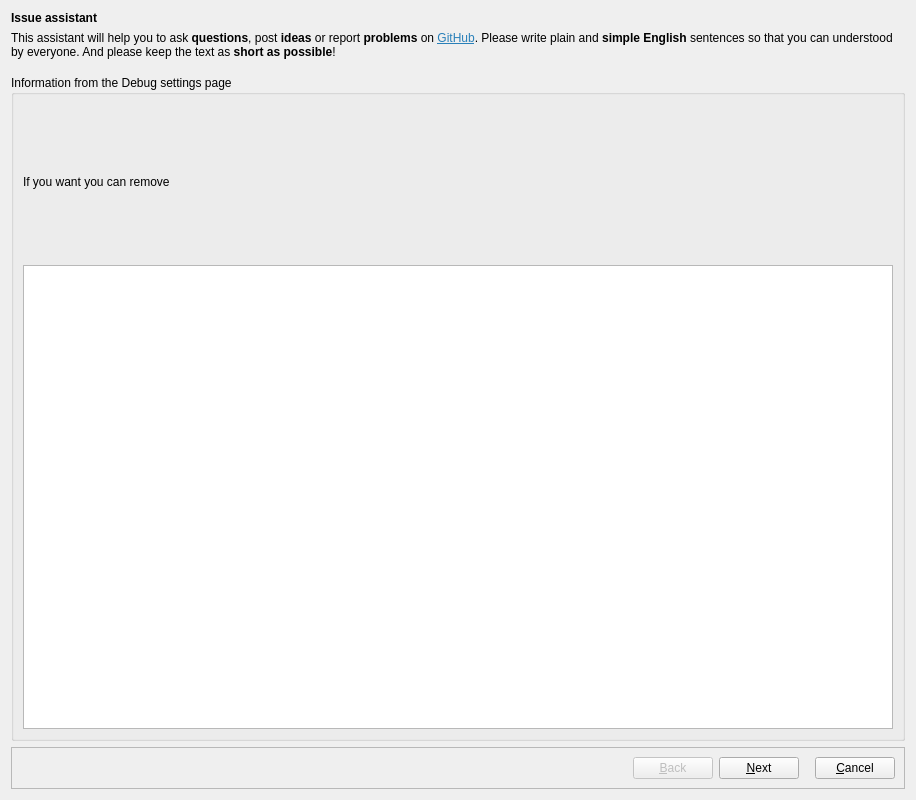
pbek/QOwnNotes, file src/dialogs/issueassistantdialog.ui: the form before one commit.
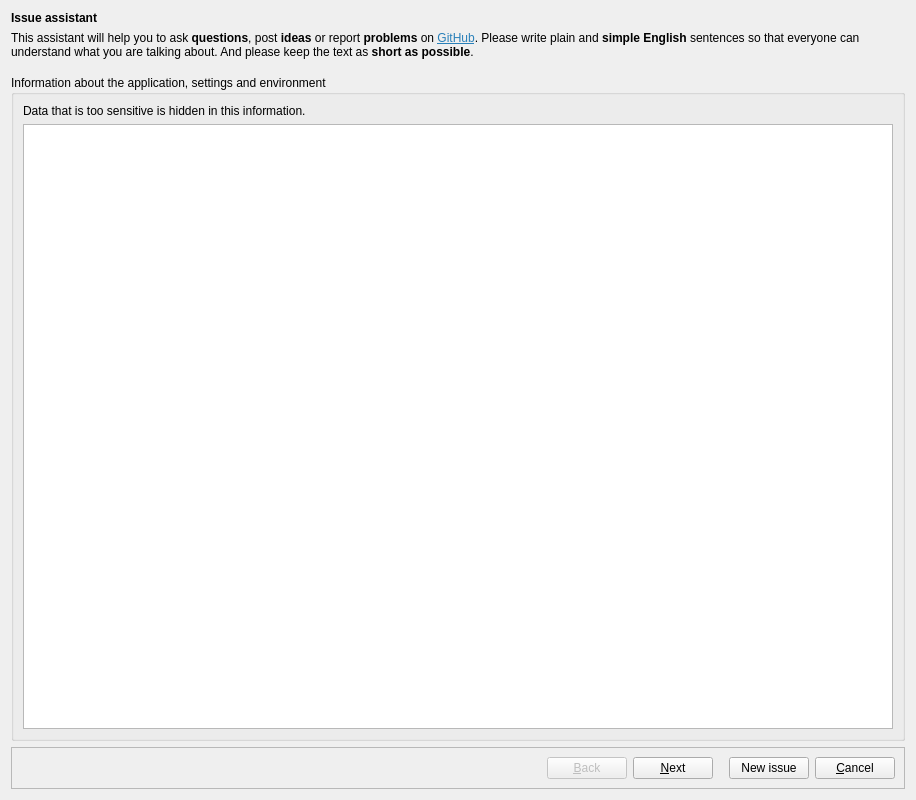
The form after the commit. The open tabs and pages were chosen to show the change. Icons and pictures are not drawn. Custom widgets are drawn as their Qt base class.

Commit message: more issue assistant implementation

Patch:
```diff
--- a/src/dialogs/issueassistantdialog.ui
+++ b/src/dialogs/issueassistantdialog.ui
@@ -21,7 +21,7 @@
    <item row="1" column="0">
     <widget class="QLabel" name="subHeadlineLabel">
      <property name="text">
-      <string notr="true">&lt;html&gt;&lt;head/&gt;&lt;body&gt;&lt;p&gt;This assistant will help you to ask &lt;span style=&quot; font-weight:600;&quot;&gt;questions&lt;/span&gt;, post &lt;span style=&quot; font-weight:600;&quot;&gt;ideas&lt;/span&gt; or report &lt;span style=&quot; font-weight:600;&quot;&gt;problems&lt;/span&gt; on &lt;a href=&quot;https://github.com/pbek/QOwnNotes/issues/&quot;&gt;&lt;span style=&quot; text-decoration: underline; color:#2980b9;&quot;&gt;GitHub&lt;/span&gt;&lt;/a&gt;. Please write plain and &lt;span style=&quot; font-weight:600;&quot;&gt;simple English&lt;/span&gt; sentences so that you can understood by everyone. And please keep the text as &lt;span style=&quot; font-weight:600;&quot;&gt;short as possible&lt;/span&gt;!&lt;/p&gt;&lt;/body&gt;&lt;/html&gt;</string>
+      <string notr="true">&lt;html&gt;&lt;head/&gt;&lt;body&gt;&lt;p&gt;This assistant will help you to ask &lt;span style=&quot; font-weight:600;&quot;&gt;questions&lt;/span&gt;, post &lt;span style=&quot; font-weight:600;&quot;&gt;ideas&lt;/span&gt; or report &lt;span style=&quot; font-weight:600;&quot;&gt;problems&lt;/span&gt; on &lt;a href=&quot;https://github.com/pbek/QOwnNotes/issues/&quot;&gt;&lt;span style=&quot; text-decoration: underline; color:#2980b9;&quot;&gt;GitHub&lt;/span&gt;&lt;/a&gt;. Please write plain and &lt;span style=&quot; font-weight:600;&quot;&gt;simple English&lt;/span&gt; sentences so that everyone can understand what you are talking about. And please keep the text as &lt;span style=&quot; font-weight:600;&quot;&gt;short as possible&lt;/span&gt;.&lt;/p&gt;&lt;/body&gt;&lt;/html&gt;</string>
      </property>
      <property name="wordWrap">
       <bool>true</bool>
@@ -97,6 +97,13 @@
         </property>
        </spacer>
       </item>
+      <item>
+       <widget class="QPushButton" name="newIssueButton">
+        <property name="text">
+         <string notr="true">New issue</string>
+        </property>
+       </widget>
+      </item>
       <item>
        <widget class="QPushButton" name="cancelButton">
         <property name="text">
@@ -144,8 +151,8 @@
          <property name="title">
           <string notr="true">Title</string>
          </property>
-         <layout class="QVBoxLayout" name="verticalLayout">
-          <item>
+         <layout class="QGridLayout" name="gridLayout_8">
+          <item row="1" column="0">
            <widget class="QLineEdit" name="titleLineEdit"/>
           </item>
          </layout>
@@ -304,22 +311,19 @@
        <item row="0" column="0">
         <widget class="QGroupBox" name="groupBox_3">
          <property name="title">
-          <string notr="true">Information from the Debug settings page</string>
+          <string notr="true">Information about the application, settings and environment</string>
          </property>
-         <layout class="QGridLayout" name="gridLayout_6">
-          <item row="1" column="0" rowspan="3" colspan="2">
+         <layout class="QVBoxLayout" name="verticalLayout">
+          <item>
+           <widget class="QLabel" name="label_2">
+            <property name="text">
+             <string notr="true">Data that is too sensitive is hidden in this information.</string>
+            </property>
+           </widget>
+          </item>
+          <item>
            <widget class="QOwnNotesMarkdownTextEdit" name="debugOutputPlainTextEdit"/>
           </item>
-          <item row="0" column="0" colspan="2">
-           <widget class="QLabel" name="label_3">
-            <property name="text">
-             <string notr="true">If you want you can remove</string>
-            </property>
-            <property name="wordWrap">
-             <bool>true</bool>
-            </property>
-           </widget>
-          </item>
          </layout>
         </widget>
        </item>
```
Left out of the diff: 134 changed lines with no effect on the pictures. The commit also changes 42 other files.
